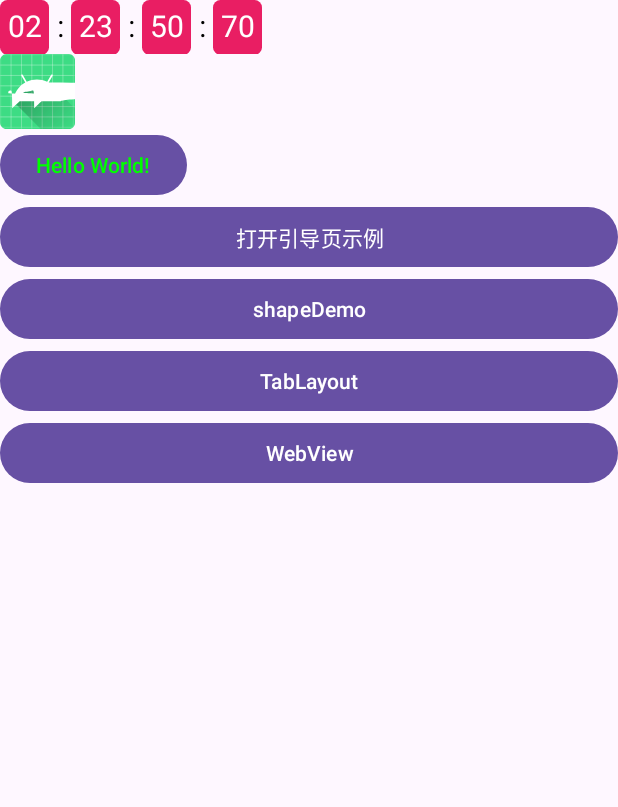
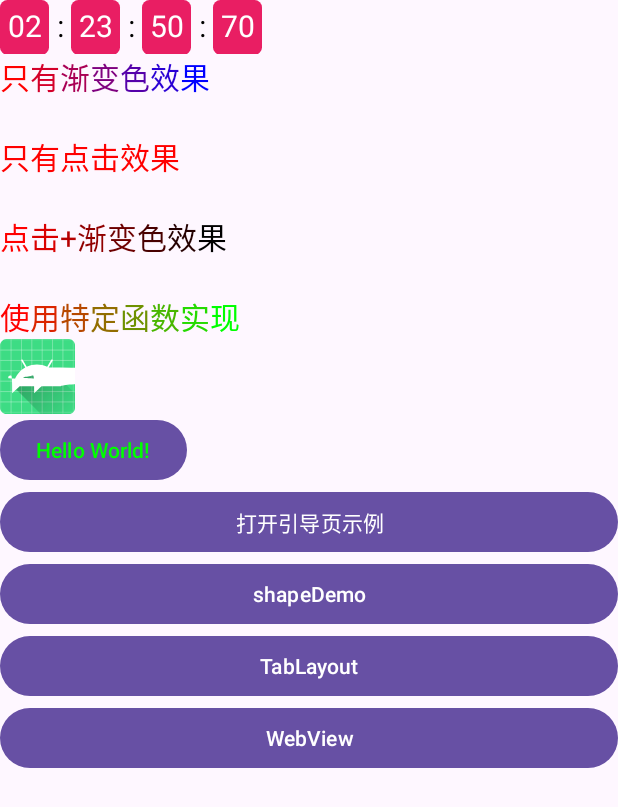
Before and after one commit to Wzeqiu/NewJetpack, an Android app: the screen it shows after launch (MainActivity), on a phone screen of 412 x 824 dp. Shown: the top 807 px of the screen. Run offline under Robolectric (Android 15) with nearby library versions, the phone set to English and light mode, and no system bars; libraries missing offline, so code that uses them is left out: com.hjq.permissions, com.tencent.mmkv; pictures from the network do not load; 2 statements that could not run were skipped.

Commit message:
feat(common): 优化 SpannableStringBuilder 功能
- 添加渐变色文本功能
- 增加点击事件和渐变色结合的功能
- 优化纯点击事件的实现
- 调整点击事件的绘制状态更新逻辑

```diff
--- a/app/src/main/java/com/wzeqiu/newjetpack/MainActivity.kt
+++ b/app/src/main/java/com/wzeqiu/newjetpack/MainActivity.kt
@@ -1,13 +1,18 @@
 package com.wzeqiu.newjetpack
 
 import android.content.Intent
+import android.graphics.Color
 import android.os.Bundle
 import android.util.Log
+import androidx.core.text.buildSpannedString
 import androidx.dynamicanimation.animation.DynamicAnimation
 import androidx.dynamicanimation.animation.SpringAnimation
 import androidx.dynamicanimation.animation.SpringForce
 import com.common.kt.activity.launch
 import com.common.kt.addTouchScaleAnimation
+import com.common.kt.click
+import com.common.kt.clickWithGradient
+import com.common.kt.gradient
 import com.common.kt.loadScaled
 import com.common.kt.singleClick
 import com.common.ui.BaseActivity
@@ -23,6 +28,56 @@ class MainActivity : BaseActivity<ActivityMainBinding>() {
             binding.ivImageView.loadScaled("https://cdn.idouying.cn/douyin/material_background/png/20250507/202505071104028e3bf8676.jpg", targetWidth = binding.ivImageView.measuredWidth)
         }
 
+        // 示例1：只使用渐变色
+        val gradientOnly = buildSpannedString {
+            gradient(Color.parseColor("#FF0000"), Color.parseColor("#0000FF")) {
+                append("只有渐变色效果")
+            }
+        }
+
+        // 示例2：只使用点击事件
+        val clickOnly = buildSpannedString {
+            click(binding.tvTextStr, click = {
+                Log.e("CLICK", "只有点击效果")
+            }) {
+                append("只有点击效果")
+            }
+        }
+
+        // 示例3：组合使用点击和渐变色
+        val combined = buildSpannedString {
+            click(binding.tvTextStr, click = {
+                Log.e("CLICK", "点击+渐变色效果")
+            }) {
+                gradient(Color.parseColor("#FF0000"), Color.parseColor("#000000")) {
+                    append("点击+渐变色效果")
+                }
+            }
+        }
+
+        // 示例4：使用特定函数实现点击+渐变
+        val specialCombined = buildSpannedString {
+            clickWithGradient(
+                binding.tvTextStr,
+                Color.parseColor("#FF0000"),
+                Color.parseColor("#00FF00"),
+                click = {
+                    Log.e("CLICK", "使用特定函数实现")
+                },
+                text = "使用特定函数实现"
+            )
+        }
+
+        // 将所有示例组合在一起展示
+        binding.tvTextStr.text = buildSpannedString {
+            append(gradientOnly)
+            append("\n\n")
+            append(clickOnly)
+            append("\n\n")
+            append(combined)
+            append("\n\n")
+            append(specialCombined)
+        }
 
         binding.countdownView.setTime(8640000)
 
--- a/app/src/main/res/layout/activity_main.xml
+++ b/app/src/main/res/layout/activity_main.xml
@@ -18,6 +18,12 @@
         app:layout_constraintTop_toBottomOf="@+id/button3"
         app:layout_constraintStart_toStartOf="parent"
         app:layout_constraintEnd_toEndOf="parent" />
+
+    <TextView
+        android:id="@+id/tvTextStr"
+        android:layout_width="wrap_content"
+        android:textSize="20sp"
+        android:layout_height="wrap_content"/>
     <ImageView
         android:id="@+id/ivImageView"
         android:layout_width="100dp"
@@ -62,4 +68,5 @@
 
 
 
+
 </LinearLayout>
--- a/common/src/main/java/com/common/kt/SpannableStringBuilder.kt
+++ b/common/src/main/java/com/common/kt/SpannableStringBuilder.kt
@@ -7,7 +7,6 @@ import android.text.method.LinkMovementMethod
 import android.text.style.ClickableSpan
 import android.view.View
 import android.widget.TextView
-import androidx.core.text.inSpans
 
 inline fun SpannableStringBuilder.click(
     textView: TextView,
@@ -18,16 +17,203 @@ inline fun SpannableStringBuilder.click(
 ): SpannableStringBuilder {
     textView.movementMethod = LinkMovementMethod.getInstance()
     textView.highlightColor = Color.TRANSPARENT
-    textView.setLinkTextColor(linkColor ?: textView.textColors.defaultColor)
+    if (linkColor != null) {
+        textView.setLinkTextColor(linkColor)
+    }
+
+    val start = length
+    builderAction()
+    val end = length
+
+    if (end > start) {
+        val clickableSpan = object : ClickableSpan() {
+            override fun onClick(widget: View) {
+                click.invoke()
+            }
+
+            override fun updateDrawState(ds: TextPaint) {
+                // 只有当没有设置ForegroundColorSpan时才设置颜色
+                // 这样可以保留渐变色效果
+                if (linkColor != null && !hasSpan(android.text.style.ForegroundColorSpan::class.java, start, end)) {
+                    ds.color = ds.linkColor
+                }
+                ds.isUnderlineText = underLine
+            }
+        }
+
+        // 使用SPAN_INCLUSIVE_INCLUSIVE以确保与其他span兼容
+        setSpan(
+            clickableSpan,
+            start,
+            end,
+            android.text.Spannable.SPAN_EXCLUSIVE_EXCLUSIVE
+        )
+    }
+
+    return this
+}
+
+/**
+ * 检查指定范围内是否存在特定类型的Span
+ */
+ fun <T> SpannableStringBuilder.hasSpan(spanClass: Class<T>, start: Int, end: Int): Boolean {
+    val spans = getSpans(start, end, spanClass)
+    return spans.isNotEmpty()
+}
+
+/**
+ * 为文本添加渐变色效果
+ * @param startColor 渐变起始颜色
+ * @param endColor 渐变结束颜色
+ * @param text 要显示的文本
+ * @return SpannableStringBuilder
+ */
+fun SpannableStringBuilder.gradientText(
+    startColor: Int,
+    endColor: Int,
+    text: String
+): SpannableStringBuilder {
+    val start = length
+    append(text)
+    val end = length
+
+    if (end > start) {
+        val textLength = end - start
+        for (i in 0 until textLength) {
+            val ratio = i.toFloat() / (textLength - 1).coerceAtLeast(1)
+            val red = Color.red(startColor) + ((Color.red(endColor) - Color.red(startColor)) * ratio).toInt()
+            val green = Color.green(startColor) + ((Color.green(endColor) - Color.green(startColor)) * ratio).toInt()
+            val blue = Color.blue(startColor) + ((Color.blue(endColor) - Color.blue(startColor)) * ratio).toInt()
+            val alpha = Color.alpha(startColor) + ((Color.alpha(endColor) - Color.alpha(startColor)) * ratio).toInt()
+            val color = Color.argb(alpha, red, green, blue)
+
+            setSpan(
+                android.text.style.ForegroundColorSpan(color),
+                start + i,
+                start + i + 1,
+                android.text.Spannable.SPAN_EXCLUSIVE_EXCLUSIVE
+            )
+        }
+    }
+
+    return this
+}
+
+/**
+ * 为文本添加渐变色效果
+ * @param startColor 渐变起始颜色
+ * @param endColor 渐变结束颜色
+ * @param builderAction 文本构建操作
+ * @return SpannableStringBuilder
+ */
+fun SpannableStringBuilder.gradient(
+    startColor: Int,
+    endColor: Int,
+    builderAction: SpannableStringBuilder.() -> Unit
+): SpannableStringBuilder {
+    // 保存当前长度作为开始位置
+    val start = length
+
+    // 运行构建器操作添加文本
+    this.builderAction()
+
+    // 获取结束位置
+    val end = length
+
+    // 确保有新添加的文本
+    if (end > start) {
+        // 获取文本长度
+        val textLength = end - start
+
+        // 对每个字符应用渐变色
+        for (i in 0 until textLength) {
+            // 计算当前位置的渐变比例
+            val ratio = if (textLength > 1) i.toFloat() / (textLength - 1) else 0f
+
+            // 计算渐变颜色的RGB分量
+            val red = (Color.red(startColor) + (Color.red(endColor) - Color.red(startColor)) * ratio).toInt().coerceIn(0, 255)
+            val green = (Color.green(startColor) + (Color.green(endColor) - Color.green(startColor)) * ratio).toInt().coerceIn(0, 255)
+            val blue = (Color.blue(startColor) + (Color.blue(endColor) - Color.blue(startColor)) * ratio).toInt().coerceIn(0, 255)
+
+            // 创建渐变颜色
+            val color = Color.rgb(red, green, blue)
+
+            // 应用前景色Span，使用SPAN_INCLUSIVE_INCLUSIVE以确保与其他span兼容
+            setSpan(
+                android.text.style.ForegroundColorSpan(color),
+                start + i,
+                start + i + 1,
+                android.text.Spannable.SPAN_EXCLUSIVE_EXCLUSIVE
+            )
+        }
+    }
+
+    return this
+}
+
+/**
+ * 为文本添加点击事件和渐变色效果
+ * @param textView 目标TextView
+ * @param startColor 渐变起始颜色
+ * @param endColor 渐变结束颜色
+ * @param linkColor 链接颜色，为null时使用渐变色
+ * @param underLine 是否显示下划线
+ * @param click 点击事件回调
+ * @param text 要显示的文本
+ * @return SpannableStringBuilder
+ */
+fun SpannableStringBuilder.clickWithGradient(
+    textView: TextView,
+    startColor: Int,
+    endColor: Int,
+    linkColor: Int? = null,
+    underLine: Boolean = false,
+    click: () -> Unit = {},
+    text: String
+): SpannableStringBuilder {
+    textView.movementMethod = LinkMovementMethod.getInstance()
+    textView.highlightColor = Color.TRANSPARENT
+
+    val start = length
+    append(text)
+    val end = length
+
+    // 应用渐变色
+    for (i in 0 until (end - start)) {
+        val ratio = i.toFloat() / ((end - start) - 1).coerceAtLeast(1)
+        val red = Color.red(startColor) + ((Color.red(endColor) - Color.red(startColor)) * ratio).toInt()
+        val green = Color.green(startColor) + ((Color.green(endColor) - Color.green(startColor)) * ratio).toInt()
+        val blue = Color.blue(startColor) + ((Color.blue(endColor) - Color.blue(startColor)) * ratio).toInt()
+        val color = Color.rgb(red, green, blue)
+
+        setSpan(
+            android.text.style.ForegroundColorSpan(color),
+            start + i,
+            start + i + 1,
+            android.text.Spannable.SPAN_EXCLUSIVE_EXCLUSIVE
+        )
+    }
+
+    // 应用点击事件
     val clickableSpan = object : ClickableSpan() {
         override fun onClick(widget: View) {
             click.invoke()
         }
 
         override fun updateDrawState(ds: TextPaint) {
-            ds.color = ds.linkColor
+            if (linkColor != null) {
+                ds.color = linkColor
+            }
             ds.isUnderlineText = underLine
         }
     }
-    return inSpans(clickableSpan, builderAction = builderAction)
+
+    setSpan(
+        clickableSpan,
+        start,
+        end,
+        android.text.Spannable.SPAN_EXCLUSIVE_EXCLUSIVE
+    )
+
+    return this
 }
--- a/gradle/libs.versions.toml
+++ b/gradle/libs.versions.toml
@@ -23,7 +23,7 @@ cameraCore = "1.4.2"
 cameraLifecycle = "1.4.2"
 xxpermissions = "21.2"
 glide = "5.0.0-rc01"
-mmkv = "2.1.0"
+mmkv = "1.3.14"
 kotlinReflect = "2.1.20"
 okhttp = "5.0.0-alpha.14"
 loggingInterceptor = "5.0.0-alpha.14"
```
